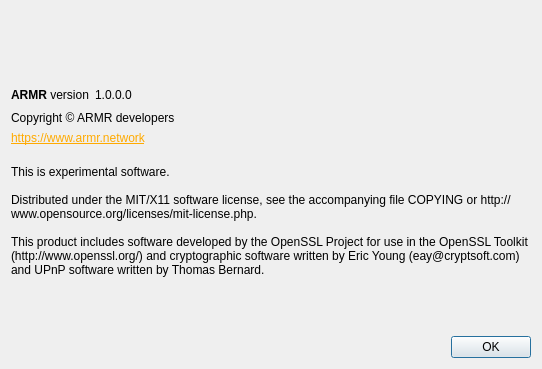
Before: the Qt Designer form src/qt/forms/aboutdialog.ui in ARMROfficial/armr, drawn with Qt 5.
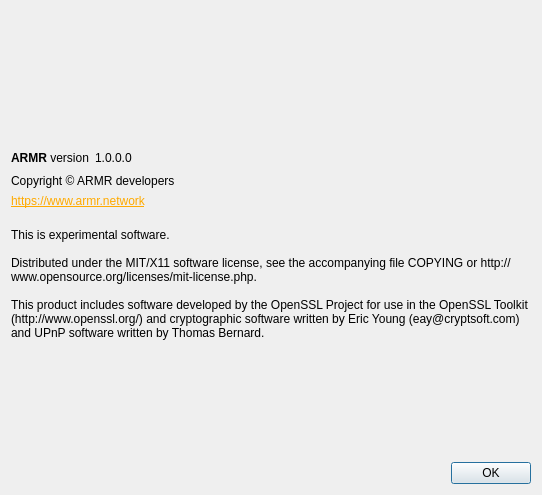
After: the same form once the commit is applied. Icons and pictures are not drawn.

Patch:
```diff
--- a/src/qt/forms/aboutdialog.ui
+++ b/src/qt/forms/aboutdialog.ui
@@ -7,7 +7,7 @@
     <x>0</x>
     <y>0</y>
     <width>542</width>
-    <height>369</height>
+    <height>495</height>
    </rect>
   </property>
   <property name="windowTitle">
```
